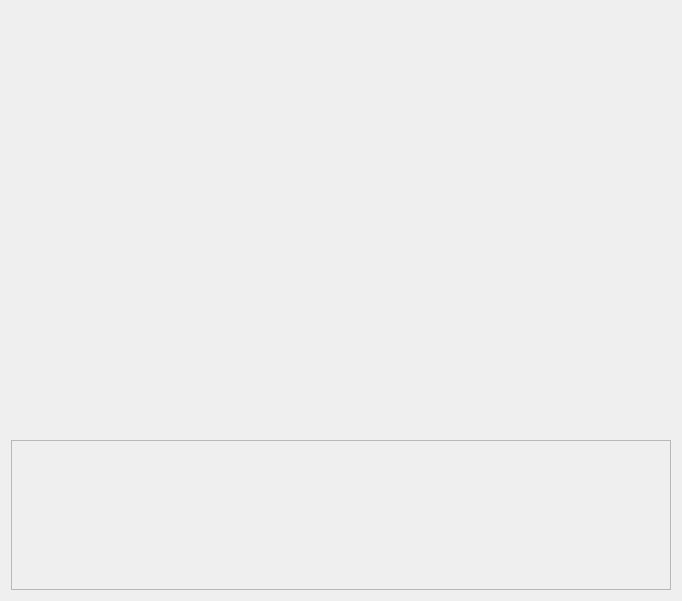
This is template/editor.ui in wenyue/CGPicker as Qt 5 draws it before an edit. The edited form follows.
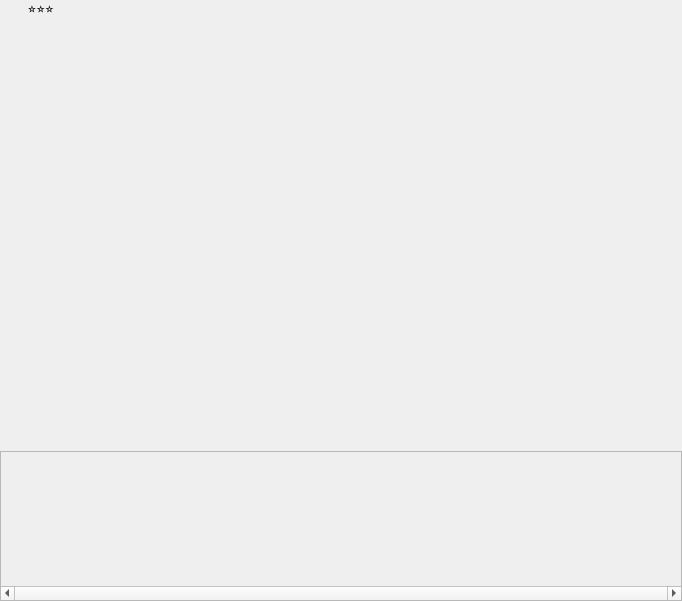
This is the edited form. Icons and pictures are not drawn.

```diff
--- a/template/editor.ui
+++ b/template/editor.ui
@@ -23,6 +23,21 @@
    <enum>Qt::StrongFocus</enum>
   </property>
   <layout class="QVBoxLayout" name="verticalLayout">
+   <property name="spacing">
+    <number>0</number>
+   </property>
+   <property name="leftMargin">
+    <number>0</number>
+   </property>
+   <property name="topMargin">
+    <number>0</number>
+   </property>
+   <property name="rightMargin">
+    <number>0</number>
+   </property>
+   <property name="bottomMargin">
+    <number>0</number>
+   </property>
    <item>
     <widget class="QWidget" name="imgFrame" native="true">
      <widget class="QLabel" name="img">
@@ -60,6 +75,36 @@
        <bool>true</bool>
       </property>
      </widget>
+     <widget class="QLabel" name="rating">
+      <property name="geometry">
+       <rect>
+        <x>0</x>
+        <y>0</y>
+        <width>54</width>
+        <height>18</height>
+       </rect>
+      </property>
+      <property name="minimumSize">
+       <size>
+        <width>54</width>
+        <height>18</height>
+       </size>
+      </property>
+      <property name="font">
+       <font>
+        <family>Segoe UI Emoji</family>
+        <pointsize>10</pointsize>
+        <weight>50</weight>
+        <bold>false</bold>
+       </font>
+      </property>
+      <property name="text">
+       <string>⭐⭐⭐</string>
+      </property>
+      <property name="alignment">
+       <set>Qt::AlignRight|Qt::AlignTrailing|Qt::AlignVCenter</set>
+      </property>
+     </widget>
     </widget>
    </item>
    <item>
@@ -99,7 +144,7 @@
       <enum>Qt::ScrollBarAlwaysOff</enum>
      </property>
      <property name="horizontalScrollBarPolicy">
-      <enum>Qt::ScrollBarAlwaysOff</enum>
+      <enum>Qt::ScrollBarAlwaysOn</enum>
      </property>
      <property name="widgetResizable">
       <bool>true</bool>
```
Left out of the diff: 5 changed lines with no effect on the pictures.
